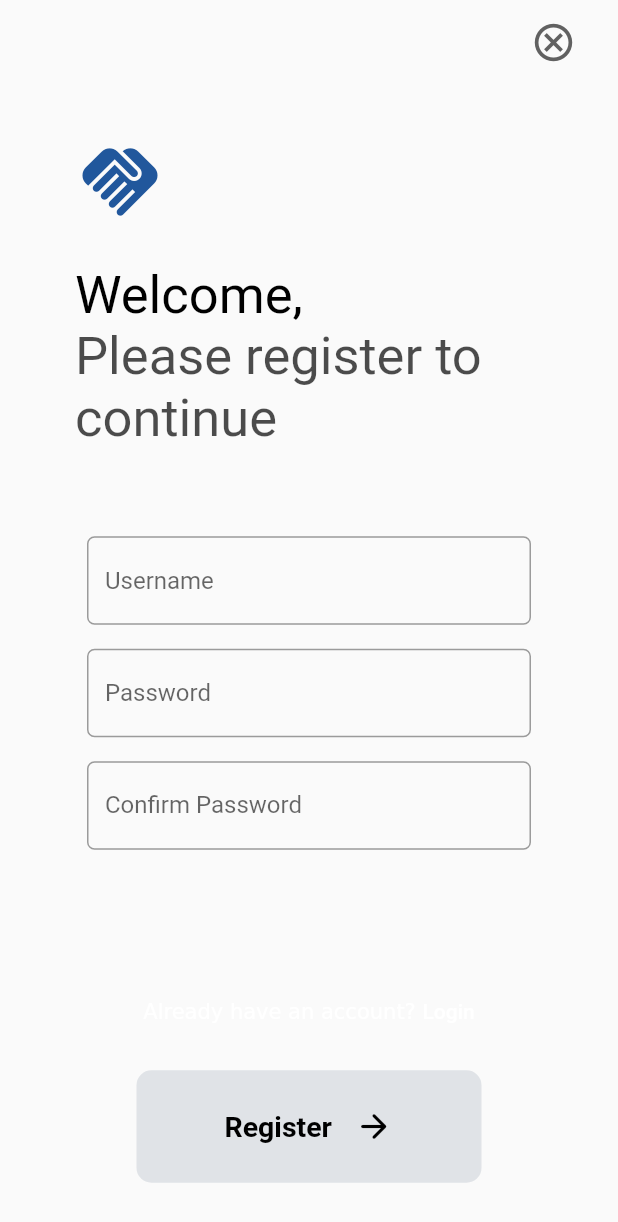
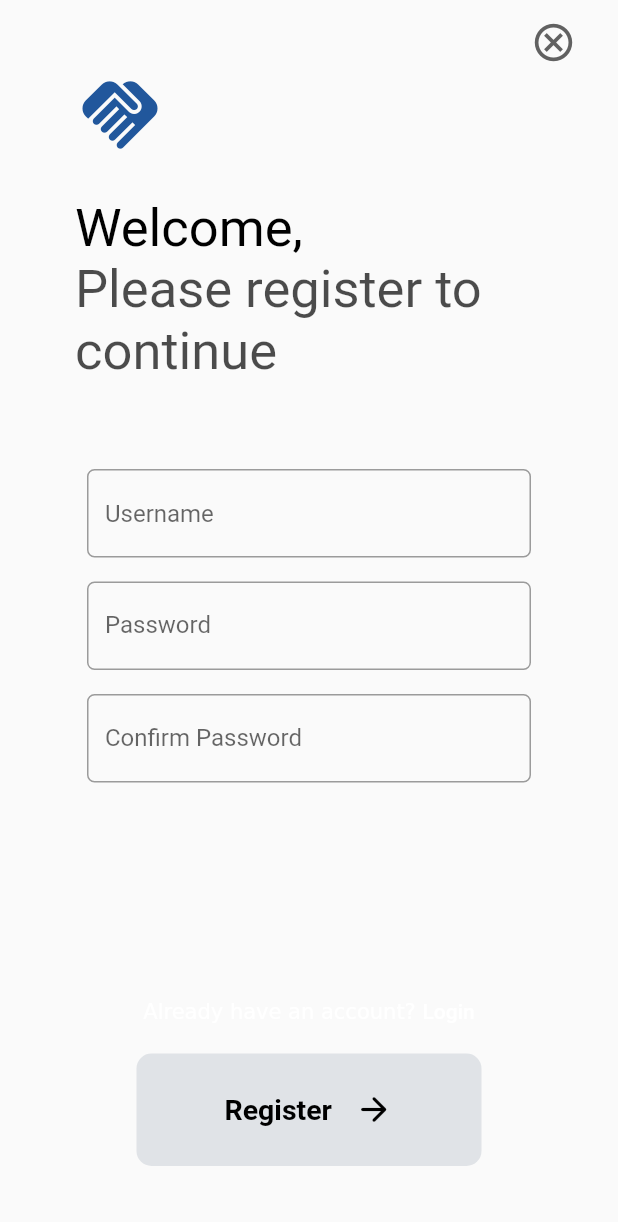
Before and after one commit to muhammadHaggy/proyek-akhir-canwe, a Flutter app: the RegisterPage screen opened directly, on a phone screen of 412 x 824 dp. Shown: the top 1222 px of the screen. Run offline on Flutter 3.47's test engine with Material 2 defaults, Android fonts, the phone set to English and light mode, and no system bars; missing offline and left inert: pbp_django_auth.

Commit message:
fix styling login register

```diff
--- a/canwe/lib/auth/display_profile.dart
+++ b/canwe/lib/auth/display_profile.dart
@@ -2,8 +2,6 @@ import 'package:canwe/auth/login.dart';
 import 'package:canwe/auth/profile.dart';
 import 'package:canwe/widgets/botton_navbar.dart';
 import 'package:flutter/material.dart';
-import 'package:flutter/src/widgets/container.dart';
-import 'package:flutter/src/widgets/framework.dart';
 import 'package:pbp_django_auth/pbp_django_auth.dart';
 import 'package:provider/provider.dart';
 
--- a/canwe/lib/auth/register.dart
+++ b/canwe/lib/auth/register.dart
@@ -21,6 +21,7 @@ class _RegisterPageState extends State<RegisterPage> {
   Widget build(BuildContext context) {
     final request = context.watch<CookieRequest>();
     return Scaffold(
+        extendBodyBehindAppBar: true,
         appBar: AppBar(
           backgroundColor: Colors.transparent,
           actions: [
@@ -169,6 +170,8 @@ class _RegisterPageState extends State<RegisterPage> {
                           const SizedBox(
                             height: 30,
                           ),
+                          Column(
+                            children: [
                               RichText(
                                 text: TextSpan(
                                   text: "Already have an account? ",
@@ -191,6 +194,9 @@ class _RegisterPageState extends State<RegisterPage> {
                                     ),
                                   ],
                                 ),
+                              ),
+                              const SizedBox(
+                                height: 20,
                               ),
                               GestureDetector(
                                 onTap: () async {
@@ -239,7 +245,8 @@ class _RegisterPageState extends State<RegisterPage> {
                                   height: 75,
                                   decoration: BoxDecoration(
                                     borderRadius: BorderRadius.circular(10),
-                                color: const Color.fromARGB(255, 224, 227, 231),
+                                    color: const Color.fromARGB(
+                                        255, 224, 227, 231),
                                   ),
                                   child: Row(
                                     mainAxisAlignment: MainAxisAlignment.center,
@@ -263,6 +270,8 @@ class _RegisterPageState extends State<RegisterPage> {
                               ),
                             ],
                           ),
+                        ],
+                      ),
                     ),
                   ),
                 );
```
Also changed, not shown: canwe/lib/auth/login.dart (+11 -2 lines). Lines whose indentation alone changed are shown as unchanged.
